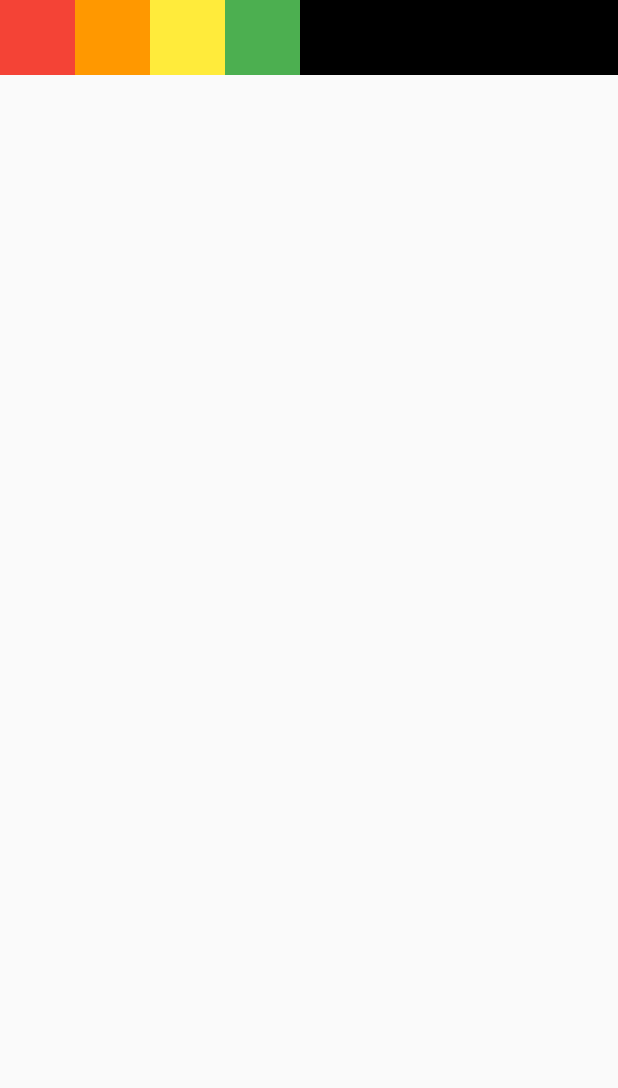
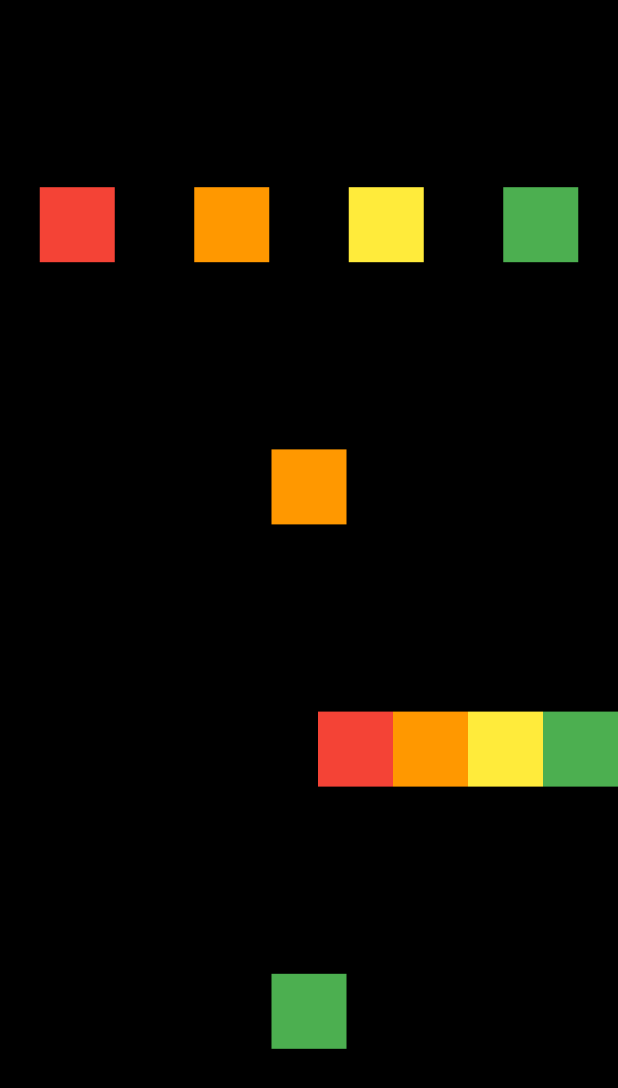
Before and after one commit to JGoo1/row_and_column, a Flutter app: the screen it shows after launch, on a phone screen of 412 x 824 dp. Shown: the top 1088 px of the screen. Run offline on Flutter 3.47's test engine with Material 2 defaults, Android fonts, the phone set to English and light mode, and no system bars.

Commit message:
Column, Row 적용 연습 #2

```diff
--- a/lib/screen/home_screen.dart
+++ b/lib/screen/home_screen.dart
@@ -10,28 +10,60 @@ class HomeScreen extends StatelessWidget {
         bottom: false,
         child: Container(
           color: Colors.black,
-          child: Row(
-            mainAxisAlignment: MainAxisAlignment.start,
+          child: Column(
+            mainAxisAlignment: MainAxisAlignment.spaceEvenly,
+            children: [
+              Row(
+                mainAxisAlignment: MainAxisAlignment.spaceAround,
                 children: [
                   Container(
+                    height: 50.0,
+                    width: 50.0,
                     color: Colors.red,
+                  ),Container(
+                    height: 50.0,
                     width: 50.0,
+                    color: Colors.orange,
+                  ),Container(
                     height: 50.0,
+                    width: 50.0,
+                    color: Colors.yellow,
+                  ),Container(
+                    height: 50.0,
+                    width: 50.0,
+                    color: Colors.green,
                   ),
+                ],
+              ),Container(
+                height: 50.0,
+                width: 50.0,
+                color: Colors.orange,
+              ),
+              Row(
+                mainAxisAlignment: MainAxisAlignment.end,
+                children: [
                   Container(
+                    height: 50.0,
+                    width: 50.0,
+                    color: Colors.red,
+                  ),Container(
+                    height: 50.0,
+                    width: 50.0,
                     color: Colors.orange,
+                  ),Container(
+                    height: 50.0,
                     width: 50.0,
+                    color: Colors.yellow,
+                  ),Container(
                     height: 50.0,
+                    width: 50.0,
+                    color: Colors.green,
                   ),
-              Container(
-                color: Colors.yellow,
+                ],
+              ),Container(
+                height: 50.0,
                 width: 50.0,
-                height: 50.0,
-              ),
-              Container(
                 color: Colors.green,
-                width: 50.0,
-                height: 50.0,
               ),
             ],
           ),
```
Lines whose indentation alone changed are shown as unchanged.
